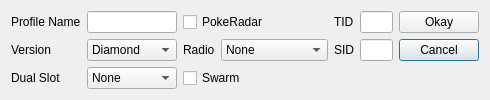
Old version of the form Source/Forms/Gen4/Profile/ProfileEditor4.ui in the repository Admiral-Fish/PokeFinder.
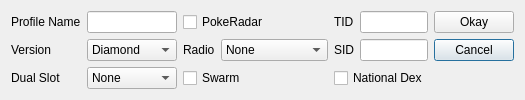
New version of the form. Custom widgets are drawn as their Qt base class.

What changed in the file:
```diff
--- a/Source/Forms/Gen4/Profile/ProfileEditor4.ui
+++ b/Source/Forms/Gen4/Profile/ProfileEditor4.ui
@@ -178,6 +178,13 @@
      </property>
     </widget>
    </item>
+   <item row="2" column="4" colspan="2">
+    <widget class="QCheckBox" name="checkBoxNationalDex">
+     <property name="text">
+      <string>National Dex</string>
+     </property>
+    </widget>
+   </item>
   </layout>
  </widget>
  <customwidgets>
```
Left out of the diff: 1 changed line with no effect on the pictures.
